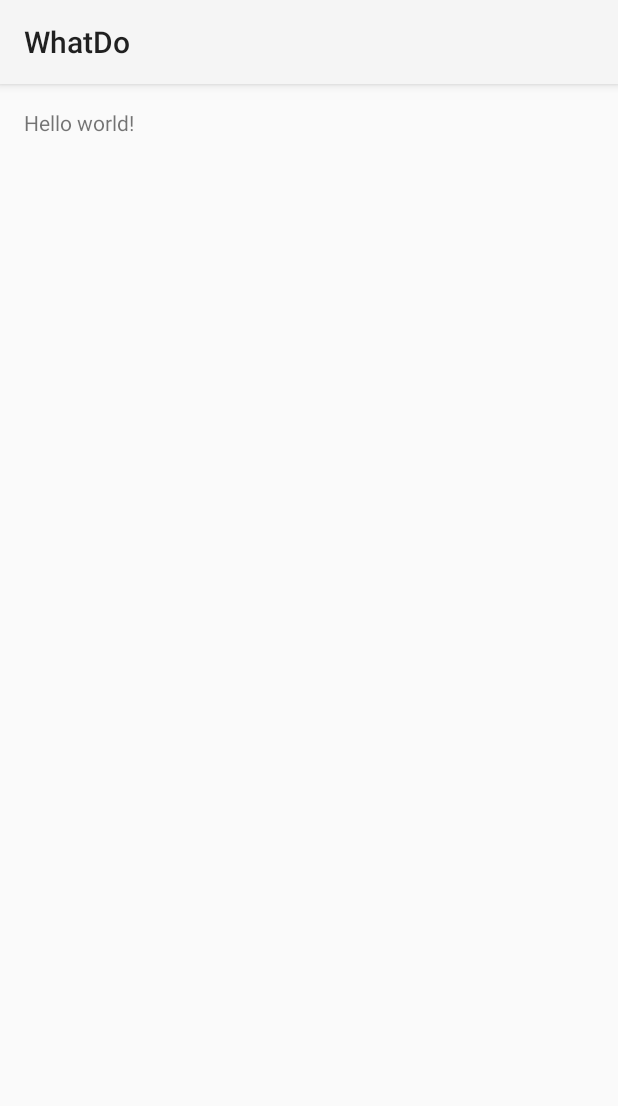
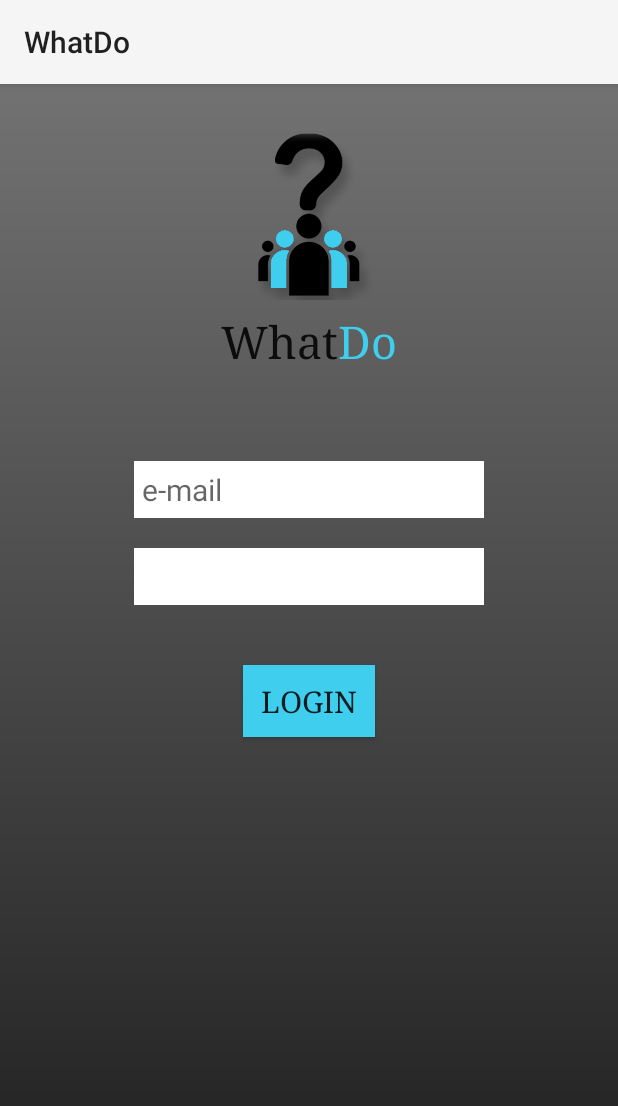
Before and after one commit to WhatDoApp/WhatDoApp, an Android app: the layout activity_login.xml on its own in the app's theme, with its tools: preview values and no code run, on a phone screen of 412 x 824 dp. Shown: the top 1106 px of the screen. Run offline under Robolectric (Android 15) with nearby library versions, the phone set to English and light mode, and no system bars.

Commit message:
LoginLayout1

```diff
--- /dev/null
+++ b/WhatDo/app/src/main/res/drawable/bg_gradient.xml
@@ -0,0 +1,8 @@
+<?xml version="1.0" encoding="utf-8"?>
+<shape xmlns:android="http://schemas.android.com/apk/res/android"
+    android:shape="rectangle">
+    <gradient
+        android:startColor="#ff1d1d1d"
+        android:endColor="#ff727272"
+        android:angle="90" />
+</shape>
--- a/WhatDo/app/src/main/res/layout/activity_login.xml
+++ b/WhatDo/app/src/main/res/layout/activity_login.xml
@@ -1,12 +1,94 @@
 <RelativeLayout xmlns:android="http://schemas.android.com/apk/res/android"
-    xmlns:tools="http://schemas.android.com/tools" android:layout_width="match_parent"
-    android:layout_height="match_parent" android:paddingLeft="@dimen/activity_horizontal_margin"
-    android:paddingRight="@dimen/activity_horizontal_margin"
-    android:paddingTop="@dimen/activity_vertical_margin"
-    android:paddingBottom="@dimen/activity_vertical_margin"
-    tools:context="com.whatdo.whatdoco.whatdo.LoginActivity">
+    xmlns:tools="http://schemas.android.com/tools"
 
-    <TextView android:text="@string/hello_world" android:layout_width="wrap_content"
-        android:layout_height="wrap_content" />
+    tools:context="com.whatdo.whatdoco.whatdo.LoginActivity"
+    android:layout_width="fill_parent"
+    android:layout_height="fill_parent"
+    android:background="@drawable/bg_gradient">
+
+    <ImageView
+        android:layout_width="fill_parent"
+        android:layout_height="wrap_content"
+        android:id="@+id/imageView"
+        android:layout_alignBottom="@+id/linearLayout"
+        android:layout_centerHorizontal="true"
+        android:layout_marginBottom="47dp"
+        android:src="@drawable/what_do_logo_transparent_no_background"
+        android:paddingTop="30dp"
+        android:paddingRight="5dp" />
+
+    <LinearLayout
+        android:orientation="horizontal"
+        android:layout_width="wrap_content"
+        android:layout_height="wrap_content"
+        android:layout_marginTop="151dp"
+        android:id="@+id/linearLayout"
+        android:layout_alignParentTop="true"
+        android:layout_centerHorizontal="true">
+
+        <TextView
+            android:layout_width="wrap_content"
+            android:layout_height="wrap_content"
+            android:textAppearance="?android:attr/textAppearanceLarge"
+            android:text="What"
+            android:id="@+id/textView"
+            android:textSize="30sp"
+            android:typeface="serif" />
+
+        <TextView
+            android:layout_width="wrap_content"
+            android:layout_height="wrap_content"
+            android:textAppearance="?android:attr/textAppearanceLarge"
+            android:text="Do"
+            android:id="@+id/textView2"
+            android:textColor="#ff3fceed"
+            android:textSize="30sp"
+            android:typeface="serif" />
+    </LinearLayout>
+
+    <LinearLayout
+        android:orientation="vertical"
+        android:layout_width="match_parent"
+        android:layout_height="match_parent"
+        android:layout_marginTop="60dp"
+        android:layout_below="@+id/linearLayout"
+        android:layout_alignParentStart="true">
+
+        <EditText
+            android:layout_width="wrap_content"
+            android:layout_height="wrap_content"
+            android:inputType="textEmailAddress"
+            android:ems="10"
+            android:id="@+id/editText2"
+            android:layout_gravity="center_horizontal"
+            android:padding="5dp"
+            android:textSize="20sp"
+            android:background="#ffffffff"
+            android:hint="e-mail" />
+
+        <EditText
+            android:layout_width="wrap_content"
+            android:layout_height="wrap_content"
+            android:inputType="textPassword"
+            android:ems="10"
+            android:id="@+id/editText3"
+            android:layout_gravity="center_horizontal"
+            android:layout_marginTop="20dp"
+            android:background="#ffffffff"
+            android:textSize="20sp"
+            android:padding="5dp" />
+
+        <Button
+            android:layout_width="wrap_content"
+            android:layout_height="wrap_content"
+            android:text="Login"
+            android:id="@+id/button"
+            android:layout_gravity="center_horizontal"
+            android:layout_marginTop="40dp"
+            android:background="#ff3fceed"
+            android:textSize="20sp"
+            android:typeface="serif" />
+
+    </LinearLayout>
 
 </RelativeLayout>
--- /dev/null
+++ b/WhatDo/app/src/main/res/layout/bg_gradient.xml
@@ -0,0 +1,8 @@
+<?xml version="1.0" encoding="utf-8"?>
+<shape xmlns:android="http://schemas.android.com/apk/res/android"
+    android:shape="rectangle">
+    <gradient
+        android:startColor="#ff727272"
+        android:endColor="#ff1d1d1d"
+        android:angle="90" />
+</shape>
```
Also changed, not shown: WhatDo/app/src/main/BGlogin-web.png (added), WhatDo/app/src/main/res/Gray-Gradient.jpg (added), WhatDo/app/src/main/res/drawable/what_do_logo_transparent_no_background.png (added), WhatDo/app/src/main/res/mipmap-hdpi/BGlogin.png (added), WhatDo/app/src/main/res/mipmap-mdpi/BGlogin.png (added), WhatDo/app/src/main/res/mipmap-xhdpi/BGlogin.png (added), WhatDo/app/src/main/res/mipmap-xxhdpi/BGlogin.png (added), WhatDo/app/src/main/res/mipmap-xxxhdpi/BGlogin.png (added), 1 other file.
